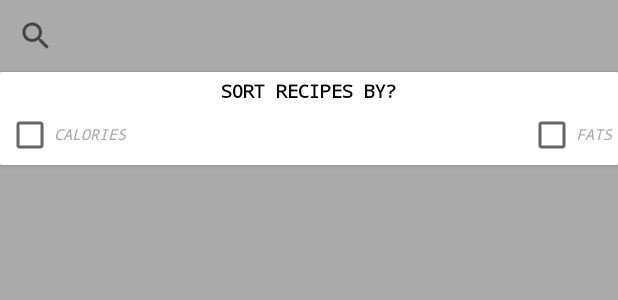
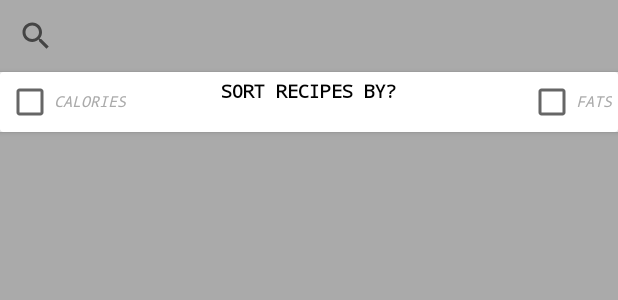
Before and after one commit to ameera-helal/MyRecipes, an Android app: the layout activity_main.xml on its own in the app's theme, with its tools: preview values and no code run, on a phone screen of 412 x 824 dp. Shown: the top 300 px of the screen. Run offline under Robolectric (Android 15) with nearby library versions, the phone set to English and light mode, and no system bars; Roboto replaces fonts that are not available here.

Commit message:
UI changes

```diff
--- a/app/src/main/res/layout/activity_main.xml
+++ b/app/src/main/res/layout/activity_main.xml
@@ -42,7 +42,6 @@
                     android:layout_width="wrap_content"
                     android:layout_height="wrap_content"
                     android:text="calories"
-                    android:layout_below="@id/sort"
                     style="@style/body"/>
 
                 <CheckBox
@@ -50,7 +49,6 @@
                     android:layout_width="wrap_content"
                     android:layout_height="wrap_content"
                     android:layout_alignParentEnd="true"
-                    android:layout_below="@id/sort"
                     android:text="Fats"
                     style="@style/body"/>
 
```
